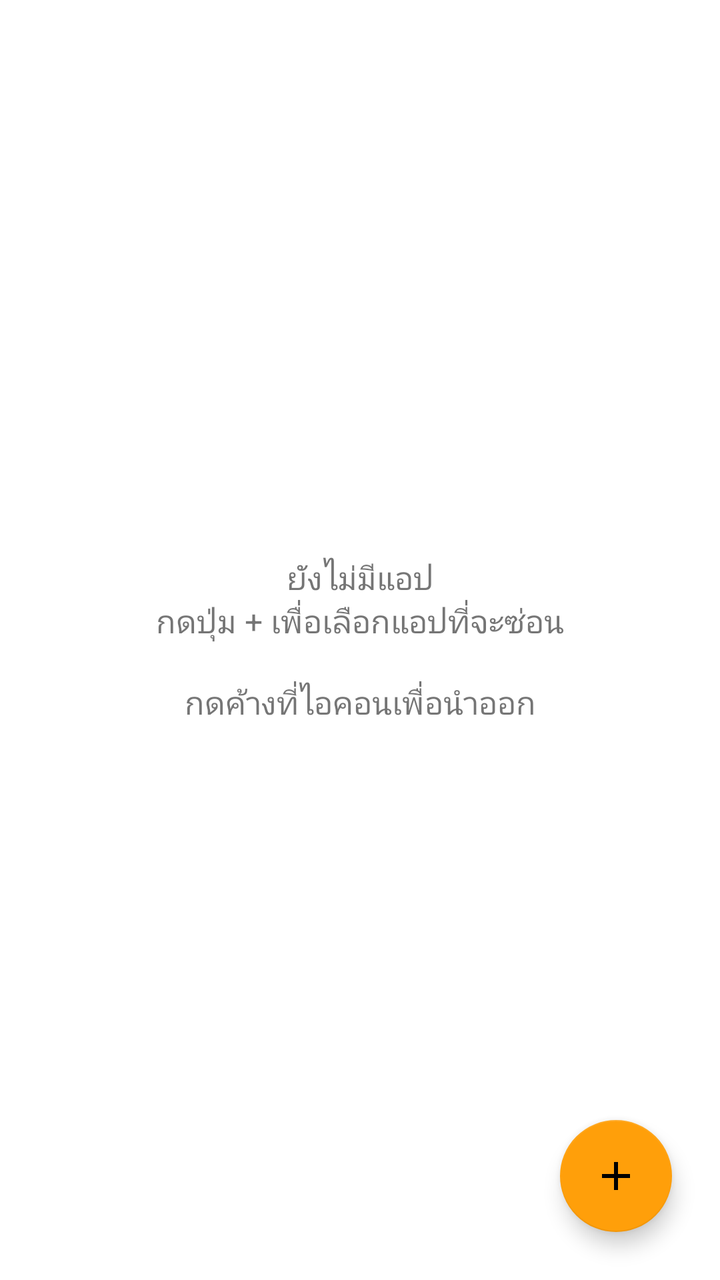
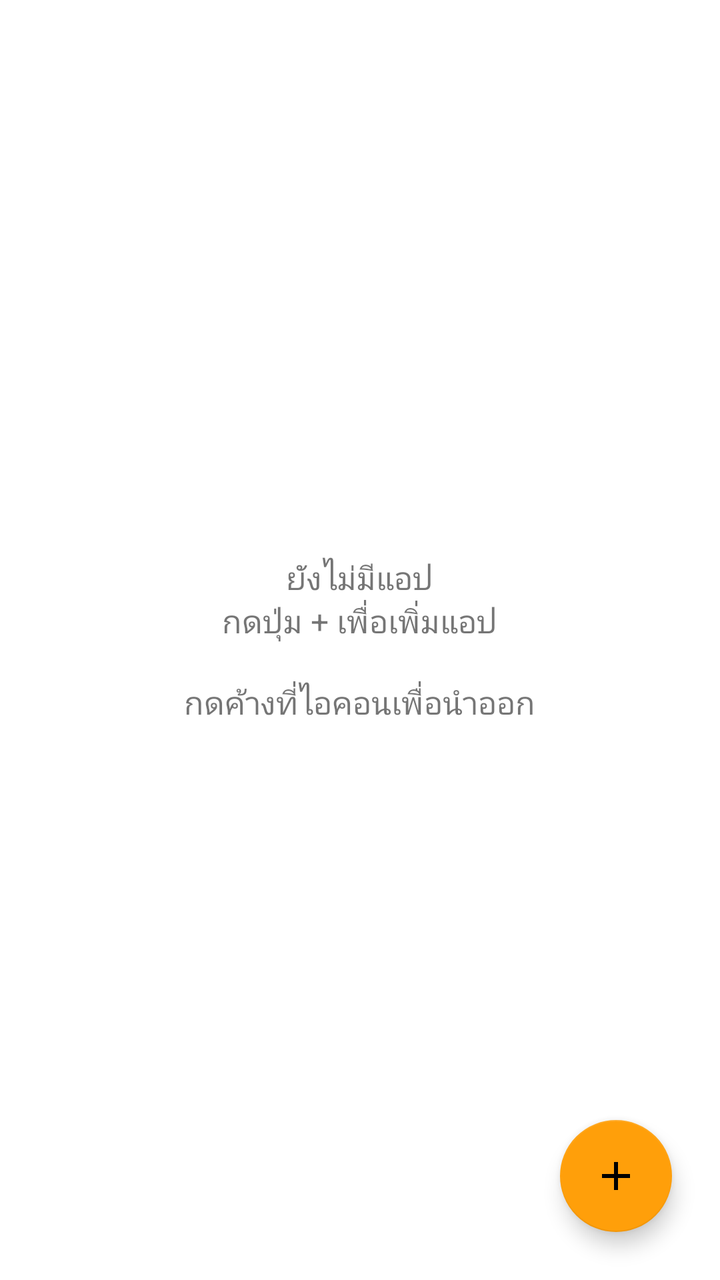

Compare the two renders of this Android layout. The source of the first and the diff that turns it into the second are given below.
<!-- AndroidManifest.xml: application theme Theme.CalcVault -->
<!-- res/layout/activity_vault.xml -->
<?xml version="1.0" encoding="utf-8"?>
<FrameLayout xmlns:android="http://schemas.android.com/apk/res/android"
    xmlns:app="http://schemas.android.com/apk/res-auto"
    android:layout_width="match_parent"
    android:layout_height="match_parent">

    <androidx.recyclerview.widget.RecyclerView
        android:id="@+id/grid"
        android:layout_width="match_parent"
        android:layout_height="match_parent"
        android:clipToPadding="false"
        android:padding="12dp"
        android:paddingBottom="96dp" />

    <TextView
        android:id="@+id/empty"
        android:layout_width="wrap_content"
        android:layout_height="wrap_content"
        android:layout_gravity="center"
        android:gravity="center"
        android:padding="32dp"
        android:text="@string/vault_empty"
        android:textSize="16sp" />

    <com.google.android.material.floatingactionbutton.FloatingActionButton
        android:id="@+id/fabAdd"
        android:layout_width="wrap_content"
        android:layout_height="wrap_content"
        android:layout_gravity="bottom|end"
        android:layout_margin="24dp"
        android:contentDescription="@string/add_apps"
        app:srcCompat="@drawable/ic_add" />
</FrameLayout>
<!-- resources referenced by this layout -->
<resources>
  <!-- drawable ic_add (drawable) -->
  <vector xmlns:android="http://schemas.android.com/apk/res/android"
      android:width="24dp" android:height="24dp"
      android:viewportWidth="24" android:viewportHeight="24">
      <path android:fillColor="#000000" android:pathData="M19,13h-6v6h-2v-6H5v-2h6V5h2v6h6v2z" />
  </vector>
  <string name="add_apps">เพิ่ม/เลือกแอป</string>
  <string name="vault_empty">ยังไม่มีแอป\nกดปุ่ม + เพื่อเลือกแอปที่จะซ่อน\n\nกดค้างที่ไอคอนเพื่อนำออก</string>
  <style name="Theme.CalcVault" parent="Theme.MaterialComponents.DayNight.DarkActionBar">
          <item name="colorPrimary">@color/accent</item>
          <item name="colorSecondary">@color/accent</item>
          <item name="colorOnPrimary">#000000</item>
      </style>
  <color name="accent">#FF9F0A</color>
</resources>

<!-- the commit's change to res/layout/activity_vault.xml (unified diff, before → after) -->
@@ -4,23 +4,67 @@
     android:layout_width="match_parent"
     android:layout_height="match_parent">
 
-    <androidx.recyclerview.widget.RecyclerView
-        android:id="@+id/grid"
+    <LinearLayout
         android:layout_width="match_parent"
         android:layout_height="match_parent"
-        android:clipToPadding="false"
-        android:padding="12dp"
-        android:paddingBottom="96dp" />
+        android:orientation="vertical">
 
-    <TextView
-        android:id="@+id/empty"
-        android:layout_width="wrap_content"
-        android:layout_height="wrap_content"
-        android:layout_gravity="center"
-        android:gravity="center"
-        android:padding="32dp"
-        android:text="@string/vault_empty"
-        android:textSize="16sp" />
+        <LinearLayout
+            android:id="@+id/setupCard"
+            android:layout_width="match_parent"
+            android:layout_height="wrap_content"
+            android:layout_margin="12dp"
+            android:background="@drawable/hint_bg"
+            android:orientation="vertical"
+            android:padding="16dp"
+            android:visibility="gone">
+
+            <TextView
+                android:layout_width="wrap_content"
+                android:layout_height="wrap_content"
+                android:text="@string/setup_card_title"
+                android:textSize="16sp"
+                android:textStyle="bold" />
+
+            <TextView
+                android:layout_width="wrap_content"
+                android:layout_height="wrap_content"
+                android:layout_marginTop="4dp"
+                android:text="@string/setup_card_body"
+                android:textSize="14sp" />
+
+            <Button
+                android:id="@+id/btnSetup"
+                android:layout_width="wrap_content"
+                android:layout_height="wrap_content"
+                android:layout_marginTop="8dp"
+                android:text="@string/setup_go" />
+        </LinearLayout>
+
+        <FrameLayout
+            android:layout_width="match_parent"
+            android:layout_height="0dp"
+            android:layout_weight="1">
+
+            <androidx.recyclerview.widget.RecyclerView
+                android:id="@+id/grid"
+                android:layout_width="match_parent"
+                android:layout_height="match_parent"
+                android:clipToPadding="false"
+                android:padding="12dp"
+                android:paddingBottom="96dp" />
+
+            <TextView
+                android:id="@+id/empty"
+                android:layout_width="wrap_content"
+                android:layout_height="wrap_content"
+                android:layout_gravity="center"
+                android:gravity="center"
+                android:padding="32dp"
+                android:text="@string/vault_empty"
+                android:textSize="16sp" />
+        </FrameLayout>
+    </LinearLayout>
 
     <com.google.android.material.floatingactionbutton.FloatingActionButton
         android:id="@+id/fabAdd"
<!-- resource entries referenced after the edit -->
@@ -1,5 +1,12 @@
 <!-- resources referenced by this layout -->
 <resources>
+  <!-- drawable hint_bg (drawable) -->
+  <?xml version="1.0" encoding="utf-8"?>
+  <shape xmlns:android="http://schemas.android.com/apk/res/android">
+      <solid android:color="#26FF9F0A" />
+      <stroke android:width="1dp" android:color="#FF9F0A" />
+      <corners android:radius="12dp" />
+  </shape>
   <!-- drawable ic_add (drawable) -->
   <vector xmlns:android="http://schemas.android.com/apk/res/android"
       android:width="24dp" android:height="24dp"
@@ -7,7 +14,10 @@
       <path android:fillColor="#000000" android:pathData="M19,13h-6v6h-2v-6H5v-2h6V5h2v6h6v2z" />
   </vector>
   <string name="add_apps">เพิ่ม/เลือกแอป</string>
-  <string name="vault_empty">ยังไม่มีแอป\nกดปุ่ม + เพื่อเลือกแอปที่จะซ่อน\n\nกดค้างที่ไอคอนเพื่อนำออก</string>
+  <string name="setup_card_body">ซ่อนแอปออกจากหน้าหลักได้จริง แอปจะถูกโคลนเข้ามาอยู่ในนี้ และเปิดได้จากเครื่องคิดเลขเท่านั้น</string>
+  <string name="setup_card_title">🔒 เปิดพื้นที่ลับ</string>
+  <string name="setup_go">เปิดพื้นที่ลับ</string>
+  <string name="vault_empty">ยังไม่มีแอป\nกดปุ่ม + เพื่อเพิ่มแอป\n\nกดค้างที่ไอคอนเพื่อนำออก</string>
   <style name="Theme.CalcVault" parent="Theme.MaterialComponents.DayNight.DarkActionBar">
           <item name="colorPrimary">@color/accent</item>
           <item name="colorSecondary">@color/accent</item>
